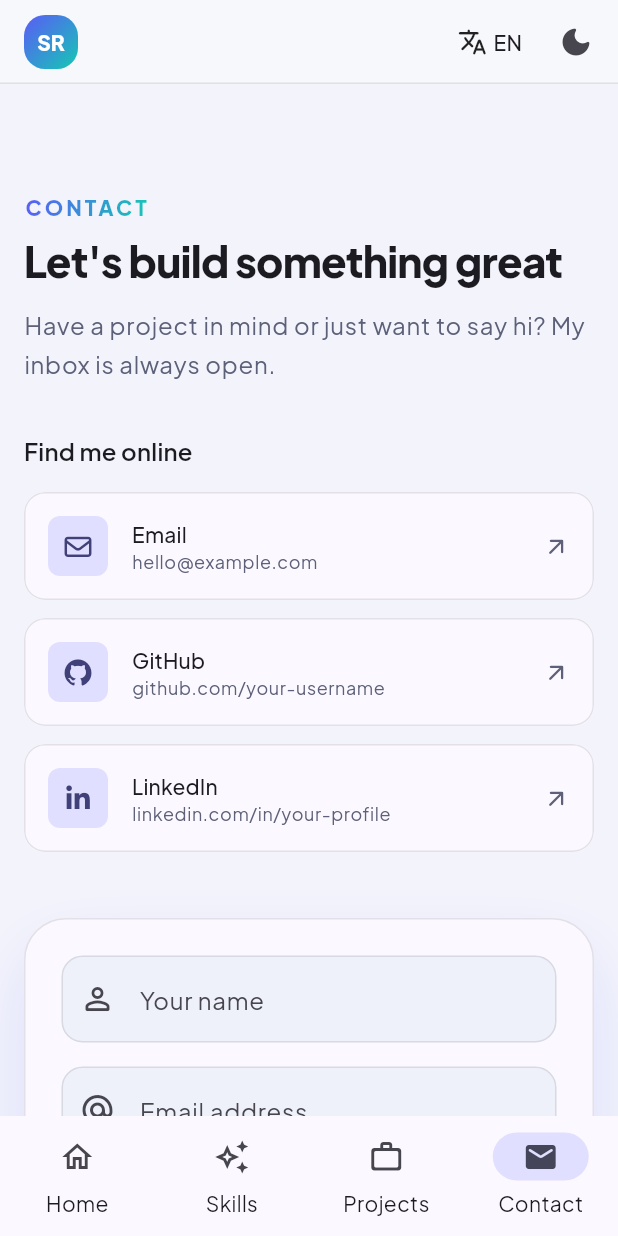
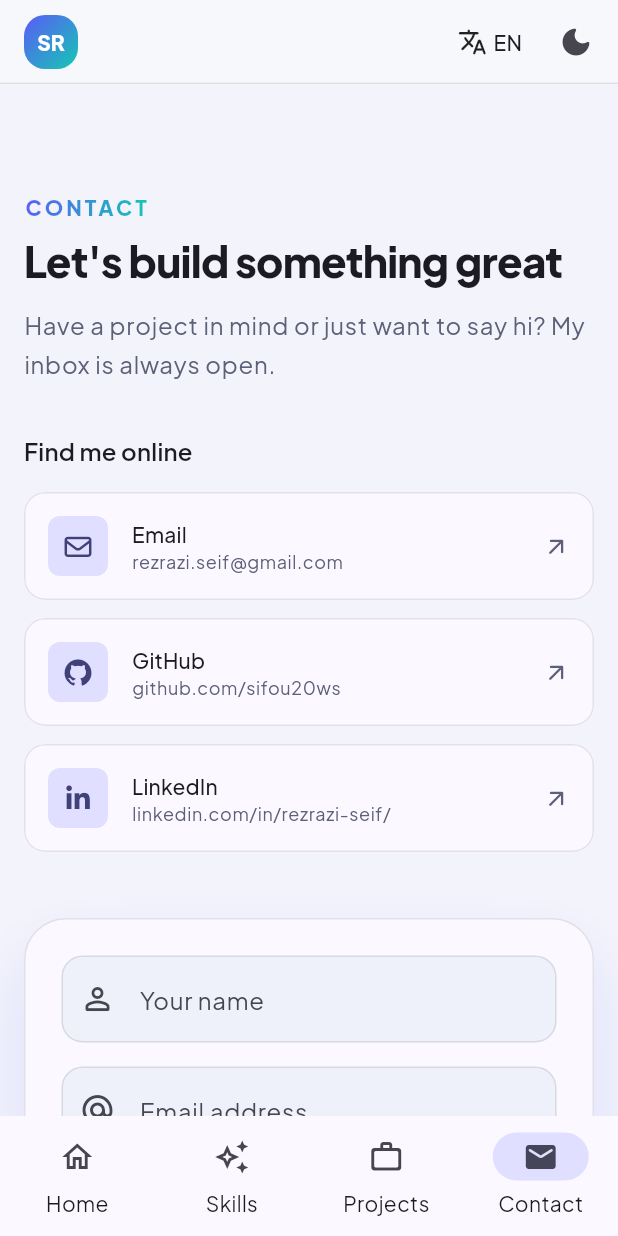
Before and after one commit to sifou20ws/portfolio, a Flutter app: the screen it shows after launch, item 4 of the bottom bar chosen, on a phone screen of 412 x 824 dp. Run offline on Flutter 3.47's test engine with Material 3 defaults, Android fonts, the phone set to English and light mode, and no system bars; drawn by our look-alikes of flutter_animate; our stand-ins replace font_awesome_flutter, get, get_storage, google_fonts.

```diff
--- a/lib/core/config/app_config.dart
+++ b/lib/core/config/app_config.dart
@@ -19,9 +19,18 @@ abstract final class AppConfig {
   // ---------------------------------------------------------------------------
   // Links — set any of them to `null` to hide the corresponding button.
   // ---------------------------------------------------------------------------
-  static const String email = 'hello@example.com';
-  static const String? githubUrl = 'https://github.com/your-username';
-  static const String? linkedInUrl = 'https://www.linkedin.com/in/your-profile';
+  static const String email = 'rezrazi.seif@gmail.com';
+  static const String? githubUrl = 'https://github.com/sifou20ws';
+  static const String? linkedInUrl =
+      'https://www.linkedin.com/in/rezrazi-seif/';
+
+  /// WhatsApp number in international format (with `+` and country code).
+  static const String? whatsappNumber = '+213556909574';
+
+  /// `wa.me` link that opens a chat in WhatsApp (app or web).
+  static String? get whatsappUrl => whatsappNumber == null
+      ? null
+      : 'https://wa.me/${whatsappNumber!.replaceAll(RegExp(r'[^0-9]'), '')}';
 
   /// Hosted CV (Google Drive, GitHub raw, your own domain…). A remote URL
   /// works identically on mobile, desktop and web.
```
